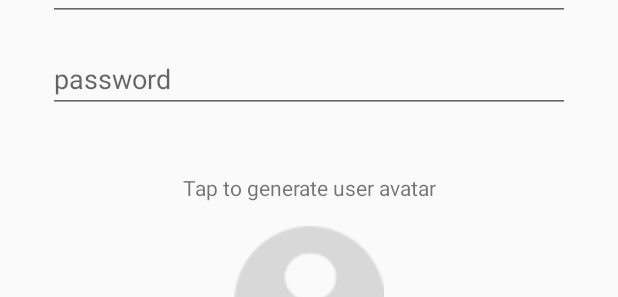
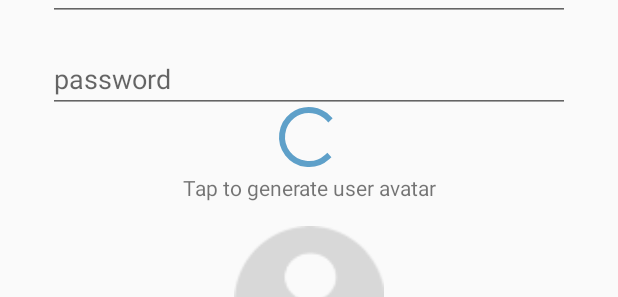
Before and after one commit to rohanwaugh/Smack, an Android app: the layout activity_create_user.xml on its own in the app's theme, with its tools: preview values and no code run, on a phone screen of 412 x 824 dp. Shown: the part 187-484 px from the top of the screen. Run offline under Robolectric (Android 15) with nearby library versions, the phone set to English and light mode, and no system bars.

Commit message:
Create User Activity code cleanup

```diff
--- a/app/src/main/java/com/android/smack/utilities/Constants.kt
+++ b/app/src/main/java/com/android/smack/utilities/Constants.kt
@@ -14,3 +14,6 @@ const val PARAM_AVATAR_NAME= "avatarName"
 const val PARAM_AVATAR_COLOR = "avatarColor"
 const val PARAM_AUTHORIZATION = "Authorization"
 const val PARAM_ID = "_id"
+
+//Broadcast receiver
+const val BROADCAST_USER_DATA_CHANGE = "BROADCAST_USER_DATA_CHANGE"
--- a/app/src/main/res/layout/activity_create_user.xml
+++ b/app/src/main/res/layout/activity_create_user.xml
@@ -108,4 +108,13 @@
         app:layout_constraintBottom_toBottomOf="parent"
         app:layout_constraintEnd_toEndOf="parent"
         app:layout_constraintStart_toStartOf="parent" />
+
+    <ProgressBar
+        android:id="@+id/createSpinner"
+        style="?android:attr/progressBarStyle"
+        android:layout_width="wrap_content"
+        android:layout_height="wrap_content"
+        app:layout_constraintBottom_toTopOf="@+id/textView2"
+        app:layout_constraintEnd_toEndOf="parent"
+        app:layout_constraintStart_toStartOf="parent" />
 </androidx.constraintlayout.widget.ConstraintLayout>
--- a/app/src/main/res/values/strings.xml
+++ b/app/src/main/res/values/strings.xml
@@ -15,4 +15,8 @@
     <string name="generate_new_avatar_text">Tap to generate user avatar</string>
     <string name="generate_background_color_button_text">generate background color</string>
     <string name="create_user_button_text">CREATE USER</string>
+    <string name="registration_error_text">Registration failed. Please try again</string>
+    <string name="login_error_text">Login failed. Please try again</string>
+    <string name="create_user_error_text">Create User failed. Please try again</string>
+    <string name="user_validation_text">Please fill username, password and email</string>
 </resources>
```
Also changed, not shown: app/src/main/java/com/android/smack/controller/CreateUserActivity.kt (+66 -21 lines).
